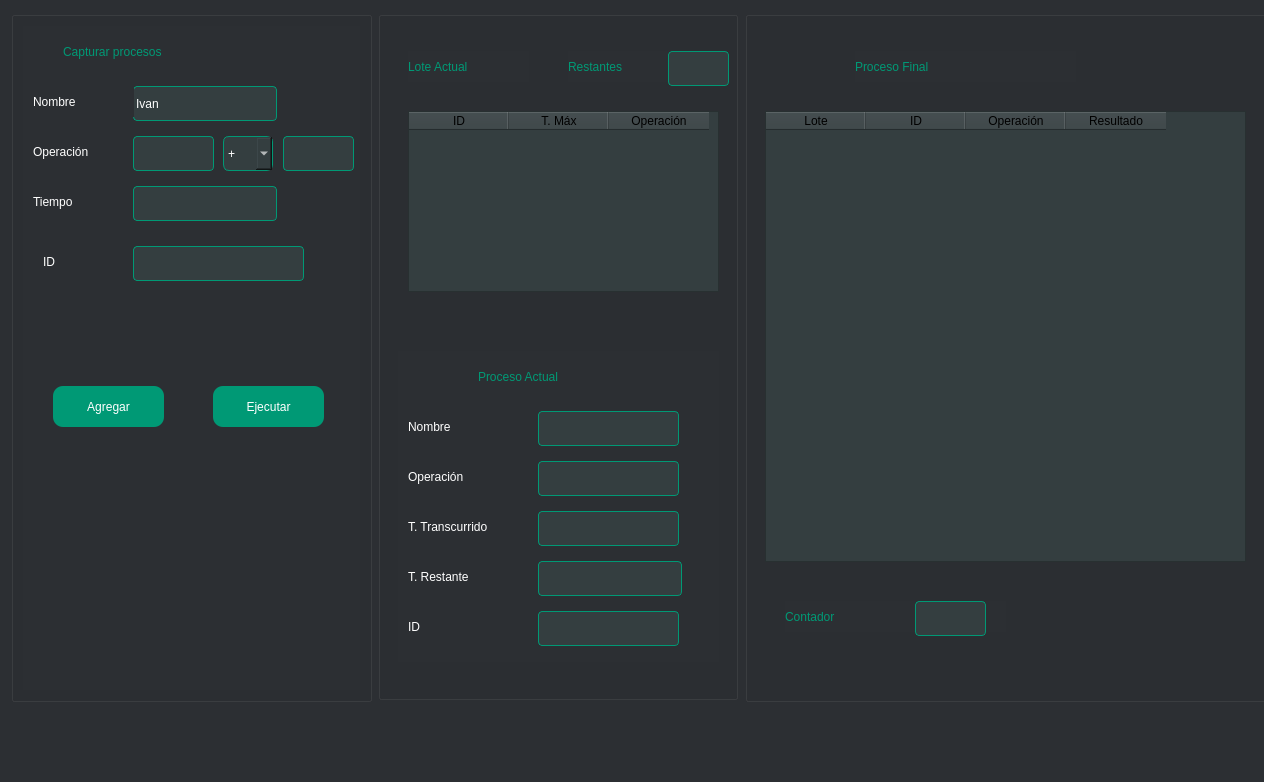
This is view/mainwindow.ui in IvanBM18/Batch-Processing as Qt 5 draws it before an edit. The edited form follows.
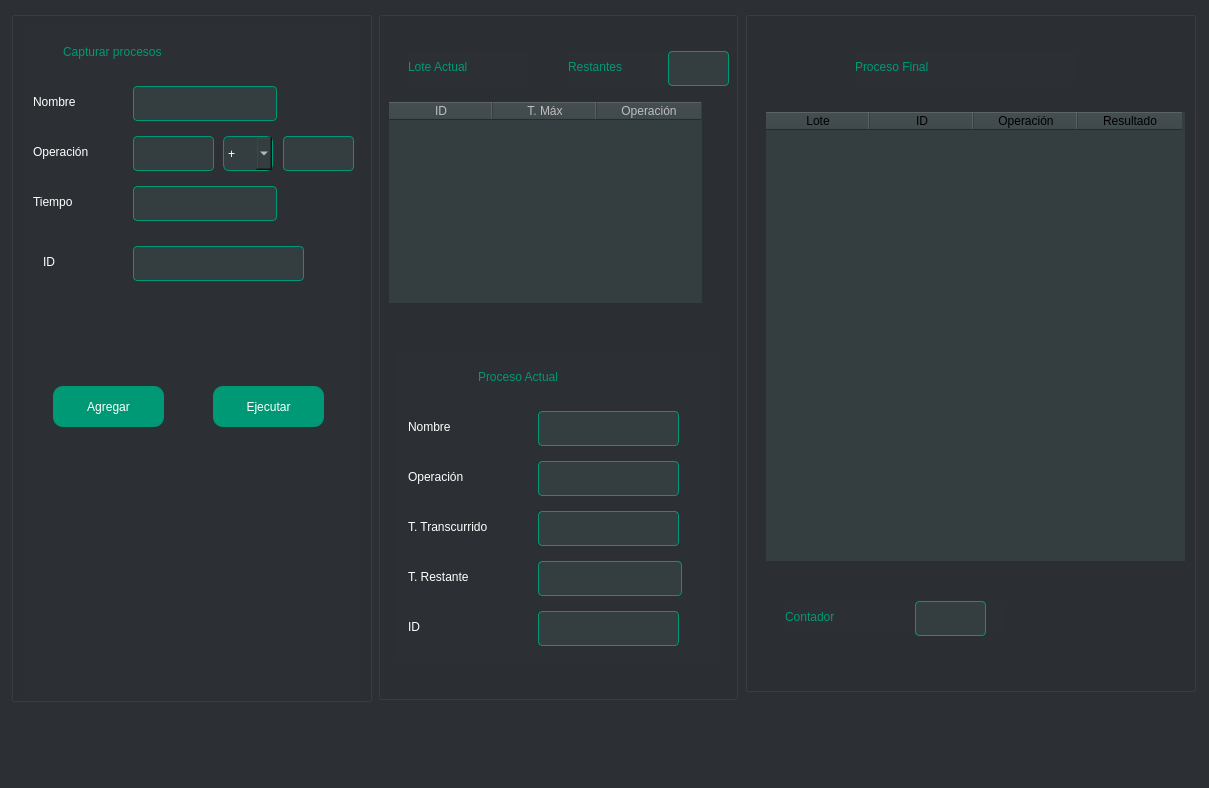
This is the edited form.

The edit to the form file:
```diff
--- a/view/mainwindow.ui
+++ b/view/mainwindow.ui
@@ -6,8 +6,8 @@
    <rect>
     <x>0</x>
     <y>0</y>
-    <width>1264</width>
-    <height>782</height>
+    <width>1209</width>
+    <height>788</height>
    </rect>
   </property>
   <property name="windowTitle">
@@ -92,7 +92,7 @@
 border-radius: 4px;</string>
         </property>
         <property name="text">
-         <string>Ivan</string>
+         <string/>
         </property>
        </widget>
        <widget class="QLineEdit" name="textBox_numero1">
@@ -128,7 +128,7 @@
          <rect>
           <x>10</x>
           <y>60</y>
-          <width>101</width>
+          <width>81</width>
           <height>31</height>
          </rect>
         </property>
@@ -379,6 +379,9 @@
     </layout>
    </widget>
    <widget class="QGroupBox" name="groupBox_2">
+    <property name="enabled">
+     <bool>false</bool>
+    </property>
     <property name="geometry">
      <rect>
       <x>378</x>
@@ -658,25 +661,37 @@
      </widget>
     </widget>
     <widget class="QTableWidget" name="tablaProcesos">
+     <property name="enabled">
+      <bool>false</bool>
+     </property>
      <property name="geometry">
       <rect>
-       <x>30</x>
-       <y>100</y>
-       <width>311</width>
-       <height>181</height>
+       <x>10</x>
+       <y>90</y>
+       <width>315</width>
+       <height>203</height>
       </rect>
      </property>
-     <property name="minimumSize">
+     <property name="sizePolicy">
+      <sizepolicy hsizetype="Preferred" vsizetype="Expanding">
+       <horstretch>21</horstretch>
+       <verstretch>12</verstretch>
+      </sizepolicy>
+     </property>
+     <property name="sizeIncrement">
       <size>
-       <width>305</width>
+       <width>7</width>
        <height>0</height>
       </size>
      </property>
-     <property name="maximumSize">
-      <size>
-       <width>16777215</width>
-       <height>250</height>
-      </size>
+     <property name="cursor" stdset="0">
+      <cursorShape>ArrowCursor</cursorShape>
+     </property>
+     <property name="contextMenuPolicy">
+      <enum>Qt::ActionsContextMenu</enum>
+     </property>
+     <property name="acceptDrops">
+      <bool>true</bool>
      </property>
      <property name="layoutDirection">
       <enum>Qt::LeftToRight</enum>
@@ -685,6 +700,78 @@
       <string notr="true">background-color: rgb(52, 62, 64);
 </string>
      </property>
+     <property name="frameShape">
+      <enum>QFrame::StyledPanel</enum>
+     </property>
+     <property name="frameShadow">
+      <enum>QFrame::Raised</enum>
+     </property>
+     <property name="lineWidth">
+      <number>4</number>
+     </property>
+     <property name="verticalScrollBarPolicy">
+      <enum>Qt::ScrollBarAsNeeded</enum>
+     </property>
+     <property name="horizontalScrollBarPolicy">
+      <enum>Qt::ScrollBarAlwaysOff</enum>
+     </property>
+     <property name="sizeAdjustPolicy">
+      <enum>QAbstractScrollArea::AdjustToContents</enum>
+     </property>
+     <property name="autoScroll">
+      <bool>true</bool>
+     </property>
+     <property name="tabKeyNavigation">
+      <bool>false</bool>
+     </property>
+     <property name="showDropIndicator" stdset="0">
+      <bool>false</bool>
+     </property>
+     <property name="dragEnabled">
+      <bool>false</bool>
+     </property>
+     <property name="dragDropOverwriteMode">
+      <bool>false</bool>
+     </property>
+     <property name="sortingEnabled">
+      <bool>false</bool>
+     </property>
+     <property name="wordWrap">
+      <bool>true</bool>
+     </property>
+     <property name="cornerButtonEnabled">
+      <bool>false</bool>
+     </property>
+     <property name="rowCount">
+      <number>0</number>
+     </property>
+     <attribute name="horizontalHeaderVisible">
+      <bool>true</bool>
+     </attribute>
+     <attribute name="horizontalHeaderCascadingSectionResizes">
+      <bool>false</bool>
+     </attribute>
+     <attribute name="horizontalHeaderMinimumSectionSize">
+      <number>35</number>
+     </attribute>
+     <attribute name="horizontalHeaderDefaultSectionSize">
+      <number>104</number>
+     </attribute>
+     <attribute name="horizontalHeaderShowSortIndicator" stdset="0">
+      <bool>false</bool>
+     </attribute>
+     <attribute name="horizontalHeaderStretchLastSection">
+      <bool>false</bool>
+     </attribute>
+     <attribute name="verticalHeaderCascadingSectionResizes">
+      <bool>true</bool>
+     </attribute>
+     <attribute name="verticalHeaderMinimumSectionSize">
+      <number>34</number>
+     </attribute>
+     <attribute name="verticalHeaderDefaultSectionSize">
+      <number>30</number>
+     </attribute>
      <column>
       <property name="text">
        <string>ID</string>
@@ -773,8 +860,8 @@
      <rect>
       <x>745</x>
       <y>11</y>
-      <width>531</width>
-      <height>691</height>
+      <width>451</width>
+      <height>681</height>
      </rect>
     </property>
     <property name="title">
@@ -804,7 +891,7 @@
       <rect>
        <x>20</x>
        <y>100</y>
-       <width>481</width>
+       <width>421</width>
        <height>451</height>
       </rect>
      </property>
@@ -812,6 +899,18 @@
       <string notr="true">background-color: rgb(52, 62, 64);
 </string>
      </property>
+     <property name="verticalScrollBarPolicy">
+      <enum>Qt::ScrollBarAlwaysOff</enum>
+     </property>
+     <property name="horizontalScrollBarPolicy">
+      <enum>Qt::ScrollBarAlwaysOff</enum>
+     </property>
+     <property name="sizeAdjustPolicy">
+      <enum>QAbstractScrollArea::AdjustToContents</enum>
+     </property>
+     <attribute name="horizontalHeaderDefaultSectionSize">
+      <number>104</number>
+     </attribute>
      <column>
       <property name="text">
        <string>Lote</string>
```
Left out of the diff: 26 changed lines with no effect on the pictures.
